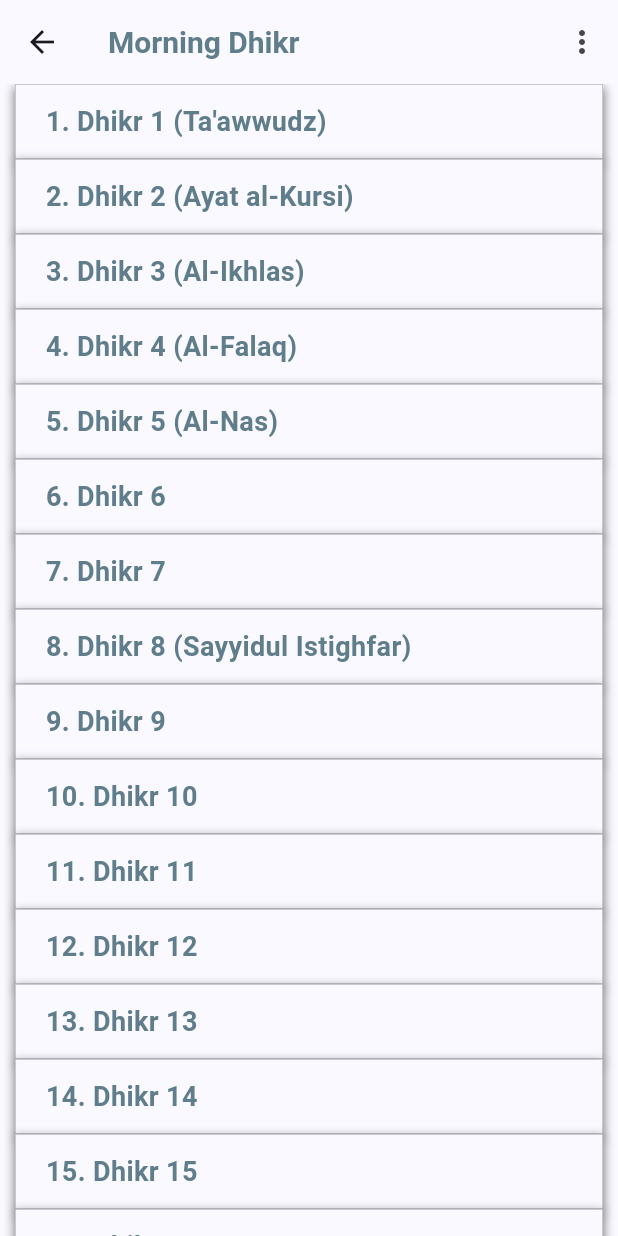
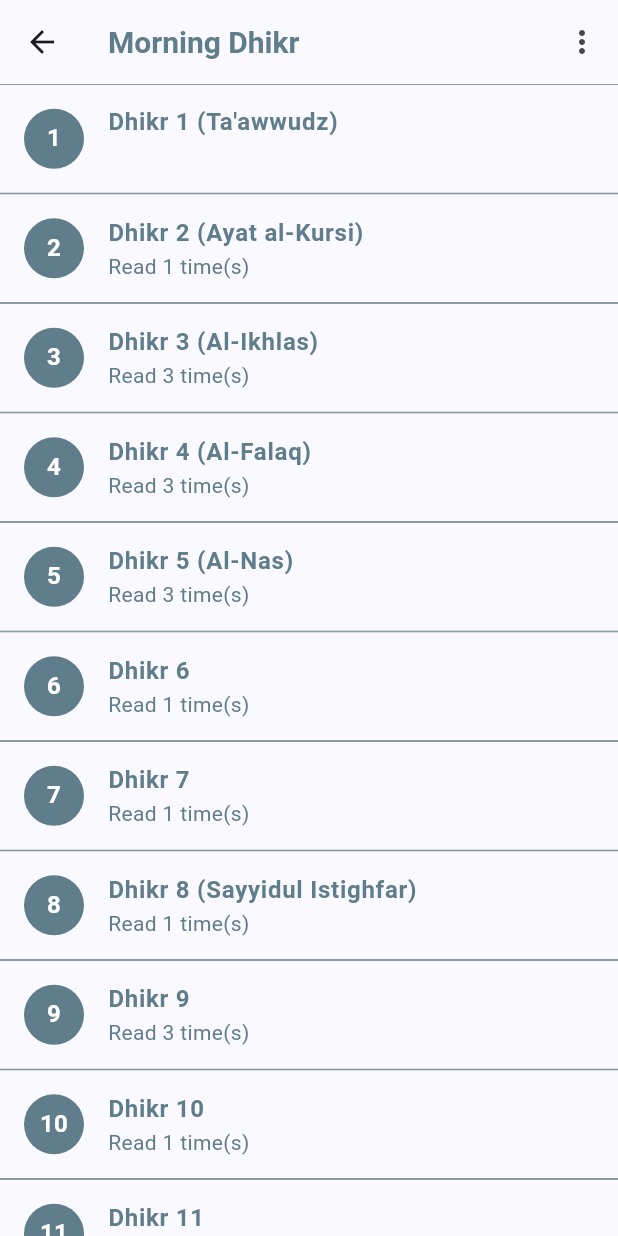
Before and after one commit to ahmadtheswe/dhikr-app-flutter, a Flutter app: the screen it shows after launch, after a tap on "English", after a tap on "Morning Dhikr", on a phone screen of 412 x 824 dp. Run offline on Flutter 3.47's test engine with Material 3 defaults, Android fonts, the phone set to English and light mode, and no system bars; our stand-ins replace device_info_plus, flutter_local_notifications, google_mobile_ads, package_info_plus, permission_handler, shared_preferences and 1 more; network calls fail; project files that could hold a hidden picture were left out.

Commit message:
enhance : redesign dhikr list page

```diff
--- a/lib/pages/dhikr_list_page.dart
+++ b/lib/pages/dhikr_list_page.dart
@@ -3,6 +3,7 @@ import 'dart:convert';
 import 'package:dhikr_app/models/dhikr_model.dart';
 import 'package:dhikr_app/pages/dhikr_page.dart';
 import 'package:dhikr_app/pages/settings_page.dart';
+import 'package:dhikr_app/shared/list_tile/dhikr_list_tile.dart';
 import 'package:dhikr_app/static/dhikr_time.dart';
 import 'package:dhikr_app/static/languages.dart';
 import 'package:flutter/material.dart';
@@ -48,8 +49,6 @@ class _DhikrListPage extends State<DhikrListPage> {
   Widget build(BuildContext context) {
     final languageService = Provider.of<LanguageService>(context);
 
-    final listTextColor = Theme.of(context).brightness == Brightness.dark ? Colors.white70 : Colors.blueGrey;
-
     return Scaffold(
         appBar: AppBar(
           title: PageTitle(text: languageService.getText(widget.dhikrTime == DhikrTime.MORNING ? 'morning' : 'evening')),
@@ -68,7 +67,11 @@ class _DhikrListPage extends State<DhikrListPage> {
         body: ListView.builder(
           itemCount: dhikr.length,
           itemBuilder: (context, index) {
-            return GestureDetector(
+            return DhikrListTile(
+                index: index,
+                dhikr: dhikr[index],
+                dhikrList: dhikr,
+                dhikrTime: widget.dhikrTime,
                 onTap: () {
                   Navigator.push(
                       context,
@@ -78,42 +81,7 @@ class _DhikrListPage extends State<DhikrListPage> {
                                 initialIndex: index,
                                 isMorningDhikr: widget.dhikrTime == DhikrTime.MORNING,
                               )));
-              },
-              child: Container(
-                height: 50,
-                margin: const EdgeInsets.symmetric(horizontal: 10),
-                decoration: BoxDecoration(
-                  color: Theme.of(context).colorScheme.surface,
-                  boxShadow: [
-                    BoxShadow(
-                      color: Theme.of(context).shadowColor.withAlpha((0.5 * 255).toInt()),
-                      spreadRadius: 1,
-                      blurRadius: 5,
-                      offset: const Offset(0, 3), // changes position of shadow
-                    ),
-                  ],
-                  border: Border.all(
-                    color: Theme.of(context).dividerColor.withAlpha((0.5 * 255).toInt()),
-                    style: BorderStyle.solid,
-                    width: 0.5,
-                  ),
-                ),
-                child: Padding(
-                  padding: const EdgeInsets.symmetric(horizontal: 20.0),
-                  child: Align(
-                    alignment: Alignment.centerLeft,
-                    child: Text(
-                      '${index + 1}. ${dhikr[index].title}',
-                      style: TextStyle(
-                        fontSize: 18,
-                        fontWeight: FontWeight.bold,
-                        color: listTextColor,
-                      ),
-                    ),
-                  ),
-                ),
-              ),
-            );
+                });
           },
         ));
   }
--- /dev/null
+++ b/lib/shared/list_tile/dhikr_list_tile.dart
@@ -0,0 +1,68 @@
+import 'package:dhikr_app/models/dhikr_model.dart';
+import 'package:flutter/material.dart';
+import 'package:provider/provider.dart';
+
+import '../../pages/dhikr_page.dart';
+import '../../service/language_service.dart';
+import '../../static/dhikr_time.dart';
+
+class DhikrListTile extends StatelessWidget {
+  final int index;
+  final Dhikr dhikr;
+  final List<Dhikr> dhikrList;
+  final String dhikrTime;
+  final VoidCallback onTap;
+
+  const DhikrListTile({super.key, required this.index, required this.dhikr, required this.dhikrList, required this.dhikrTime, required this.onTap});
+
+  @override
+  Widget build(BuildContext context) {
+    final languageService = Provider.of<LanguageService>(context);
+    final listTextColor = Theme.of(context).brightness == Brightness.dark ? Colors.white70 : Colors.blueGrey;
+    final numberingTextColor = Theme.of(context).brightness == Brightness.dark ? Colors.black87 : Colors.white;
+
+    return Container(
+      decoration: BoxDecoration(
+        border: Border(
+          top: BorderSide(color: listTextColor, width: 0.5),
+          bottom: BorderSide(color: listTextColor, width: 0.5),
+        ),
+      ),
+      child: ListTile(
+        leading: CircleAvatar(
+          backgroundColor: listTextColor,
+          child: Text('${index + 1}', style: TextStyle(color: numberingTextColor, fontWeight: FontWeight.bold)),
+        ),
+        title: Text(dhikr.title, style: TextStyle(color: listTextColor, fontWeight: FontWeight.bold)),
+        subtitle: dhikr.readTime != null
+            ? Text(
+                _readTimeText(dhikr.readTime!, dhikr.isReadTimeForWholeDay, languageService),
+                style: TextStyle(color: listTextColor),
+              )
+            : const Text(''),
+        onTap: () {
+          Navigator.push(
+              context,
+              MaterialPageRoute(
+                  builder: (context) => DhikrPage(
+                        dhikrList: dhikrList,
+                        initialIndex: index,
+                        isMorningDhikr: dhikrTime == DhikrTime.MORNING,
+                      )));
+        },
+      ),
+    );
+  }
+
+  _readTimeText(List<int> readTime, bool isReadTimeForWholeDay, LanguageService languageService) {
+    var readTimeString = readTime.length > 1
+        ? languageService.getText('readTimeOr').replaceAll('{count1}', readTime[0].toString()).replaceAll('{count2}', readTime[1].toString())
+        : languageService.getText('readTime').replaceAll('{count}', readTime[0].toString());
+
+    if (isReadTimeForWholeDay) {
+      readTimeString += ' ${languageService.getText('inADayText')}';
+    }
+
+    return readTimeString;
+  }
+}
```
Lines whose indentation alone changed are shown as unchanged.
